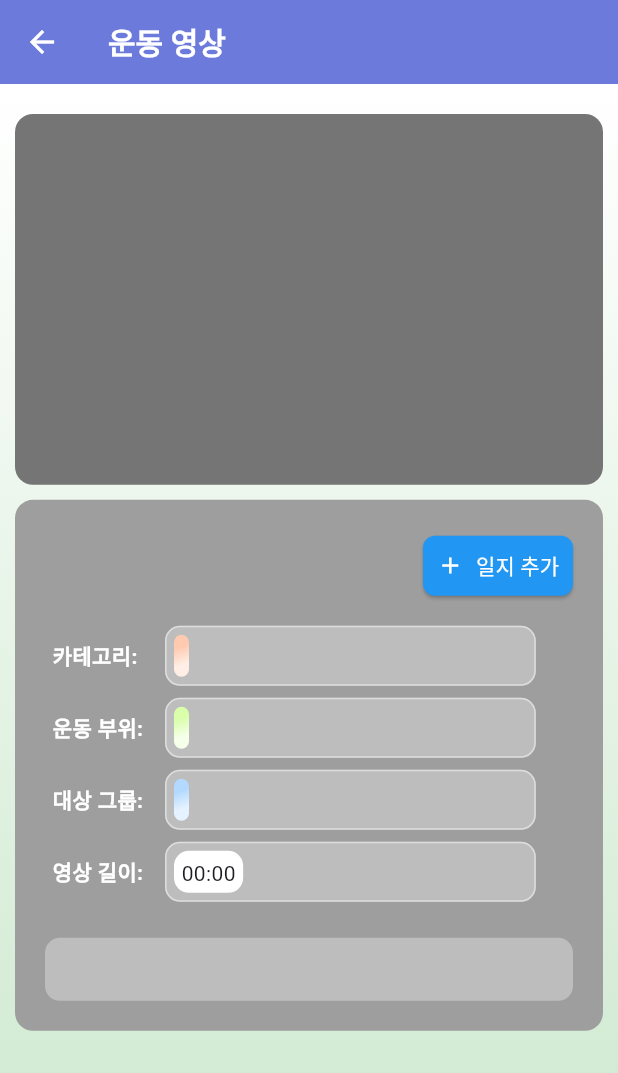
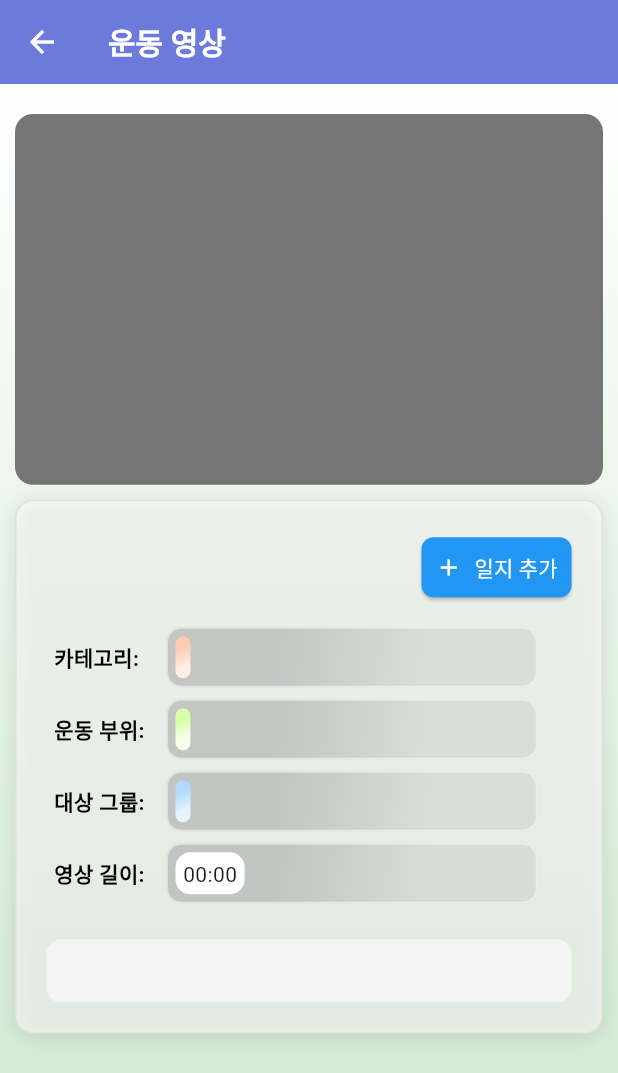
Before and after one commit to Team2Kim/flutter_frontend, a Flutter app: the VideoDetailScreen screen opened directly with empty values, on a phone screen of 412 x 824 dp. Shown: the top 1073 px of the screen. Run offline on Flutter 3.47's test engine with Material 3 defaults, Android fonts, the phone set to English and light mode, and no system bars; our stand-ins replace cached_network_image, flutter_dotenv, geolocator, permission_handler, shared_preferences, table_calendar and 1 more; missing offline and left inert: body_part_selector, flutter_naver_map; accounts and stored records are empty; Roboto replaces fonts that are missing (Pretendard).

Commit message:
style: 251106 1445 영상 화면 디자인 수정

```diff
--- a/lib/screen/video_detail_screen.dart
+++ b/lib/screen/video_detail_screen.dart
@@ -2,6 +2,7 @@ import 'package:flutter/material.dart';
 import 'package:gukminexdiary/model/exercise_model.dart';
 import 'package:gukminexdiary/widget/custom_appbar.dart';
 import 'package:gukminexdiary/widget/add_dialog_widget.dart';
+import 'package:gukminexdiary/widget/muscle_description_dialog.dart';
 import 'package:video_player/video_player.dart';
 
 class VideoDetailScreen extends StatefulWidget {
@@ -492,8 +493,16 @@ class _VideoDetailScreenState extends State<VideoDetailScreen> {
               // 운동 정보 섹션
               Container(
                 decoration: BoxDecoration(
-                  color: Colors.grey[500],
+                  boxShadow: [
+                    BoxShadow(
+                      color: Colors.black.withOpacity(0.1),
+                      blurRadius: 10,
+                      offset: const Offset(0, 2),
+                    ),
+                  ],
+                  color: Colors.white54,
                   borderRadius: BorderRadius.circular(12),
+                  border: Border.all(color: Colors.grey.shade300),
                 ),
                 margin: const EdgeInsets.symmetric(horizontal: 10),
                 padding: const EdgeInsets.all(20),
@@ -511,7 +520,7 @@ class _VideoDetailScreenState extends State<VideoDetailScreen> {
                           style: const TextStyle(
                             fontSize: 28,
                             fontWeight: FontWeight.bold,
-                            color: Color.fromARGB(255, 255, 255, 255),
+                            color: Colors.black,
                           ),
                         ),)
                       ),
@@ -537,22 +546,22 @@ class _VideoDetailScreenState extends State<VideoDetailScreen> {
                       ),
                     ],),
                     const SizedBox(height: 16),
-                    _buildInfoRow('카테고리', widget.exercise.fitnessFactorName ?? '', Color.fromARGB(255, 255, 202, 176), Color.fromARGB(255, 255, 238, 229)),
-                    _buildInfoRow('운동 부위', widget.exercise.muscleName ?? '', Color.fromARGB(255, 217, 255, 171), Color.fromARGB(255, 245, 255, 233)),
-                    _buildInfoRow('대상 그룹', widget.exercise.targetGroup ?? '', Color.fromARGB(255, 179, 217, 255), Color.fromARGB(255, 229, 242, 255)),
-                    _buildInfoRow('영상 길이', _formatVideoLength(widget.exercise.videoLengthSeconds ?? 0), Color.fromARGB(255, 255, 255, 255), Color.fromARGB(255, 255, 255, 255)),
+                    _buildInfoRow('카테고리', widget.exercise.fitnessFactorName ?? '', Color.fromARGB(255, 255, 202, 176), Color.fromARGB(255, 255, 238, 229), false),
+                    _buildInfoRow('운동 부위', widget.exercise.muscleName ?? '', Color.fromARGB(255, 217, 255, 171), Color.fromARGB(255, 245, 255, 233), true),
+                    _buildInfoRow('대상 그룹', widget.exercise.targetGroup ?? '', Color.fromARGB(255, 179, 217, 255), Color.fromARGB(255, 229, 242, 255), false),
+                    _buildInfoRow('영상 길이', _formatVideoLength(widget.exercise.videoLengthSeconds ?? 0), Color.fromARGB(255, 255, 255, 255), Color.fromARGB(255, 255, 255, 255), false ),
                     const SizedBox(height: 16),
                     Container(
                       width: double.infinity,
                       decoration: BoxDecoration(
-                        color: Colors.grey[400],
+                        color: Colors.grey[100],
                         borderRadius: BorderRadius.circular(10),
                       ),
                       padding: const EdgeInsets.all(10),
                       child: Text(
                         widget.exercise.description ?? '',
                         style: const TextStyle(
-                          color: Color.fromARGB(255, 255, 255, 255),
+                          color: Colors.black,
                           fontSize: 16,
                         ),
                       ),
@@ -568,7 +577,7 @@ class _VideoDetailScreenState extends State<VideoDetailScreen> {
     );
   }
 
-  Widget _buildInfoRow(String label, String value, Color color, Color color2) {
+  Widget _buildInfoRow(String label, String value, Color color, Color color2, bool isMuscle) {
     final valueList = value.split(',');
     return Padding(
       padding: const EdgeInsets.only(bottom: 8),
@@ -584,7 +593,7 @@ class _VideoDetailScreenState extends State<VideoDetailScreen> {
               textAlign: TextAlign.left,
               '$label:',
               style: const TextStyle(
-                color: Colors.white,
+                color: Colors.black,
                 fontWeight: FontWeight.w600,
                 fontSize: 14,
               ),
@@ -592,9 +601,14 @@ class _VideoDetailScreenState extends State<VideoDetailScreen> {
           ),
           Container(
             decoration: BoxDecoration(
-              color: Colors.grey[400],
+              gradient: LinearGradient(
+                colors: [Colors.grey.withOpacity(0.5), Colors.grey.withOpacity(0.2)],
+                begin: Alignment.topLeft,
+                end: Alignment.bottomRight,
+                stops: [0.3, 0.7],
+              ),
+              border: Border.all(color: Colors.white.withOpacity(0.5)),
               borderRadius: BorderRadius.circular(10),
-              border: Border.all(color: Colors.white.withOpacity(0.5)),
             ),
             padding: const EdgeInsets.symmetric(horizontal: 5, vertical: 5),
             width: MediaQuery.of(context).size.width * 0.6,
@@ -603,7 +617,16 @@ class _VideoDetailScreenState extends State<VideoDetailScreen> {
               scrollDirection: Axis.horizontal,
               itemCount: valueList.length,
               itemBuilder: (context, index) {
-                return Container(
+                return
+                InkWell(
+                onTap: () {
+                  if (isMuscle) {
+                    MuscleDescriptionDialog.show(context, valueList[index]);
+                  } else {
+                    // TODO: 운동 기록 추가 버튼 클릭 시 운동 기록 추가 화면으로 이동
+                  }
+                },
+                child: Container(
                   margin: EdgeInsets.only(right: 5),
                   decoration: BoxDecoration(
                     gradient: LinearGradient(
@@ -617,6 +640,7 @@ class _VideoDetailScreenState extends State<VideoDetailScreen> {
                   padding: const EdgeInsets.all(5),
                   alignment: Alignment.center,
                   child: Text(valueList[index])
+                )
                 );
               },
             ),
```
